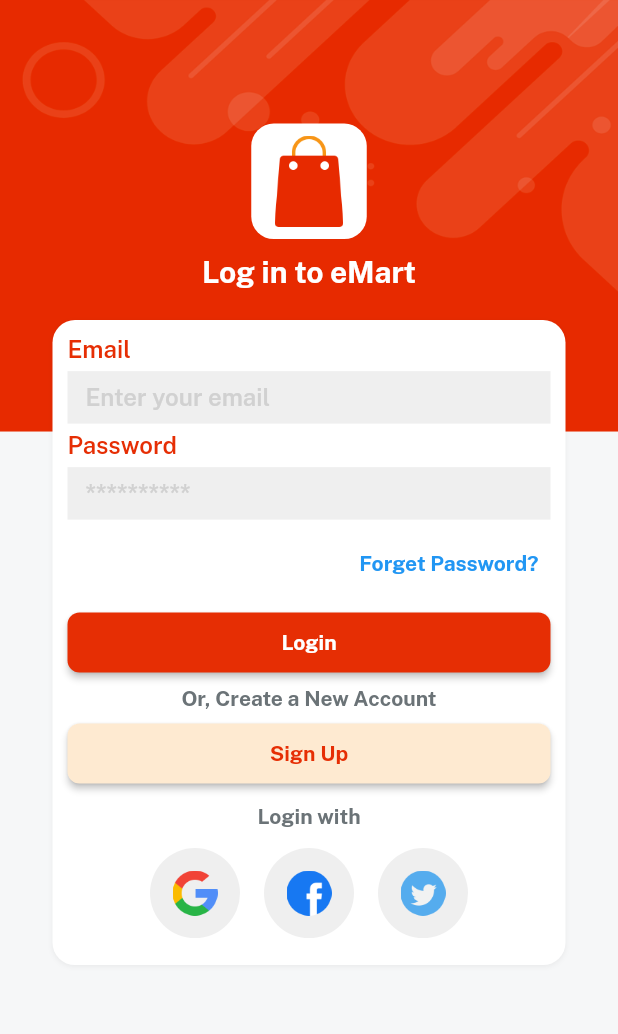
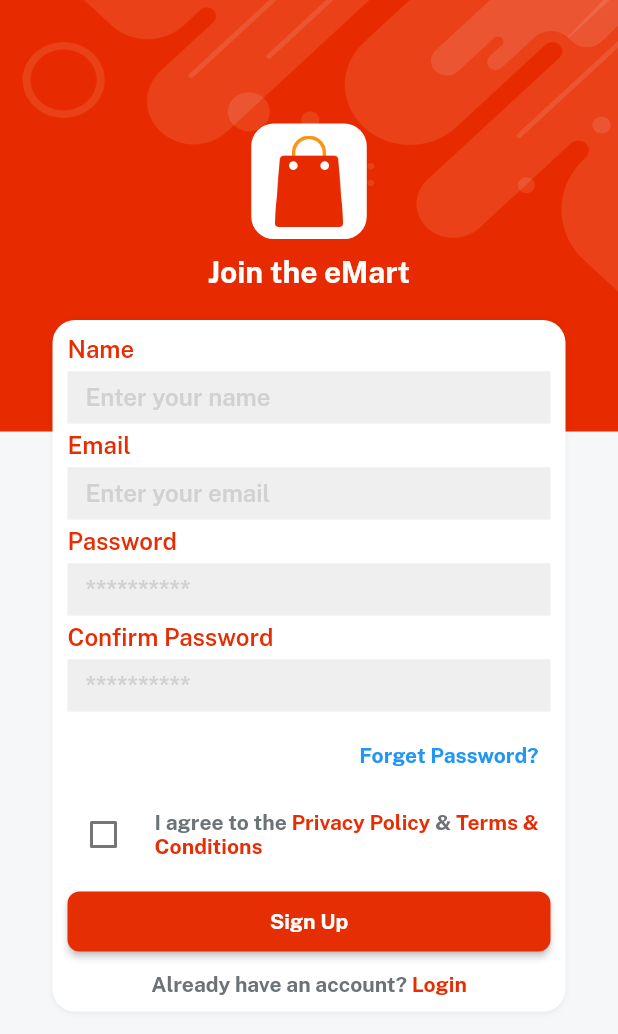
Before and after one commit to Navid-Rahman/E-Commerce-Clone-App-GetX-Firebase, a Flutter app: the screen it shows after launch, after a tap on "Sign Up", on a phone screen of 412 x 824 dp. Shown: the top 1034 px of the screen. Run offline on Flutter 3.47's test engine with Material 2 defaults, Android fonts, the phone set to English and light mode, and no system bars; our stand-ins replace get, velocity_x.

```diff
--- a/lib/constants/strings.dart
+++ b/lib/constants/strings.dart
@@ -3,13 +3,20 @@ const appversion = "Version 1.0.0";
 const credits = "Developed by Navid Rahman";
 const copyRight = "© Baaba Devs";
 
-/// Login page Strings
+/// Login/SignUp page Strings
 const email = "Email";
 const emailHint = "Enter your email";
 const password = "Password";
 const passwordHint = "**********";
+const confirmPassword = "Confirm Password";
+const confirmPasswordHint = "**********";
+const name = "Name";
+const nameHint = "Enter your name";
 const forgetPassword = "Forget Password?";
 const logIn = "Login";
 const loginWith = "Login with";
 const signUp = "Sign Up";
 const createNewAccount = "Or, Create a New Account";
+const privacyPolicy = "Privacy Policy";
+const termsAndCondition = "Terms & Conditions";
+const alreadyHaveAnAccount = "Already have an account? ";
--- a/lib/presentation/auth_screen/login_screen.dart
+++ b/lib/presentation/auth_screen/login_screen.dart
@@ -1,9 +1,11 @@
 import 'package:daraz_idea_firebase/constants/consts.dart';
 import 'package:daraz_idea_firebase/constants/lists.dart';
+import 'package:daraz_idea_firebase/presentation/auth_screen/signup_screen.dart';
 import 'package:daraz_idea_firebase/utils/widgets/app_logo_widget.dart';
 import 'package:daraz_idea_firebase/utils/widgets/bg_widget.dart';
 import 'package:daraz_idea_firebase/utils/widgets/custom_button.dart';
 import 'package:daraz_idea_firebase/utils/widgets/custom_textfields.dart';
+import 'package:get/get.dart';
 
 class LoginScreen extends StatelessWidget {
   const LoginScreen({super.key});
@@ -49,7 +51,9 @@ class LoginScreen extends StatelessWidget {
                   createNewAccount.text.color(fontGrey).make(),
                   5.heightBox,
                   customButton(
-                    onPressed: () {},
+                    onPressed: () {
+                      Get.to(() => const SignUpScreen());
+                    },
                     title: signUp,
                     color: lightGolden,
                     textColor: redColor,
--- /dev/null
+++ b/lib/presentation/auth_screen/signup_screen.dart
@@ -0,0 +1,116 @@
+import 'package:get/get.dart';
+
+import '../../constants/consts.dart';
+import '../../constants/lists.dart';
+import '../../utils/widgets/app_logo_widget.dart';
+import '../../utils/widgets/bg_widget.dart';
+import '../../utils/widgets/custom_button.dart';
+import '../../utils/widgets/custom_textfields.dart';
+
+class SignUpScreen extends StatelessWidget {
+  const SignUpScreen({super.key});
+
+  @override
+  Widget build(BuildContext context) {
+    return bgWidget(
+      child: Scaffold(
+        resizeToAvoidBottomInset: false,
+        body: Center(
+          child: Column(
+            children: [
+              (context.screenHeight * 0.1).heightBox,
+              appLogoWidget(),
+              10.heightBox,
+              "Join the $appname"
+                  .text
+                  .white
+                  .bold
+                  .fontFamily(bold)
+                  .size(20)
+                  .make(),
+              20.heightBox,
+              Column(
+                children: [
+                  customTextField(title: name, hint: nameHint),
+                  customTextField(title: email, hint: emailHint),
+                  customTextField(title: password, hint: passwordHint),
+                  customTextField(
+                      title: confirmPassword, hint: confirmPasswordHint),
+                  Align(
+                    alignment: Alignment.centerRight,
+                    child: TextButton(
+                      onPressed: () {},
+                      child: forgetPassword.text.make(),
+                    ),
+                  ),
+                  5.heightBox,
+                  Row(
+                    children: [
+                      Checkbox(
+                        checkColor: redColor,
+                        value: false,
+                        onChanged: (value) {},
+                      ),
+                      10.widthBox,
+                      Expanded(
+                        child: RichText(
+                          text: const TextSpan(
+                            children: [
+                              TextSpan(
+                                  text: "I agree to the ",
+                                  style: TextStyle(
+                                      color: fontGrey, fontFamily: bold)),
+                              TextSpan(
+                                  text: privacyPolicy,
+                                  style: TextStyle(
+                                      color: redColor, fontFamily: bold)),
+                              TextSpan(
+                                  text: " & ",
+                                  style: TextStyle(
+                                      color: fontGrey, fontFamily: bold)),
+                              TextSpan(
+                                  text: termsAndCondition,
+                                  style: TextStyle(
+                                      color: redColor, fontFamily: bold)),
+                            ],
+                          ),
+                        ),
+                      )
+                    ],
+                  ),
+                  10.heightBox,
+                  customButton(
+                    onPressed: () {},
+                    title: signUp,
+                    color: redColor,
+                    textColor: whiteColor,
+                  ).box.width(context.screenWidth - 50).make(),
+                  10.heightBox,
+                  RichText(
+                    text: const TextSpan(children: [
+                      TextSpan(
+                          text: alreadyHaveAnAccount,
+                          style: TextStyle(color: fontGrey, fontFamily: bold)),
+                      TextSpan(
+                          text: logIn,
+                          style: TextStyle(color: redColor, fontFamily: bold)),
+                    ]),
+                  ).onTap(() {
+                    Get.back();
+                  }),
+                ],
+              )
+                  .box
+                  .white
+                  .rounded
+                  .padding(const EdgeInsets.all(10))
+                  .width(context.screenWidth - 70)
+                  .shadowSm
+                  .make(),
+            ],
+          ),
+        ),
+      ),
+    );
+  }
+}
--- a/lib/utils/widgets/custom_button.dart
+++ b/lib/utils/widgets/custom_button.dart
@@ -7,9 +7,7 @@ Widget customButton({
   String? title,
 }) {
   return ElevatedButton(
-    onPressed: () {
-      onPressed();
-    },
+    onPressed: onPressed,
     style: ElevatedButton.styleFrom(
       backgroundColor: color,
       padding: const EdgeInsets.all(12),
```
